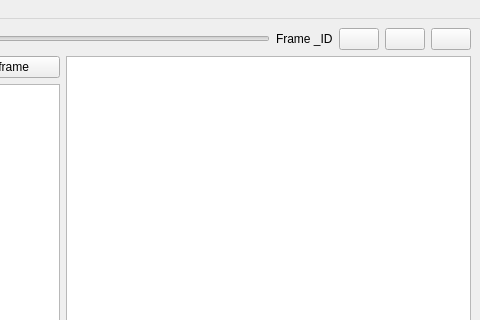
Before: the Qt Designer form mainwindow.ui in J2xMurphy/SpriteflowEditor, drawn with Qt 5; both pictures show x 320 to 800 and y 0 to 320 of the 800 by 600 pixel window.
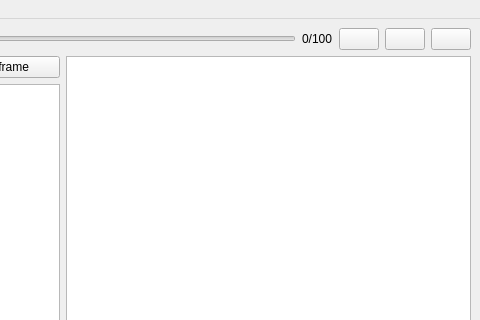
After: the same form once the commit is applied. Icons and pictures are not drawn.

The edit to the form file:
```diff
--- a/mainwindow.ui
+++ b/mainwindow.ui
@@ -32,7 +32,7 @@
         <item>
          <widget class="QLabel" name="ID_label">
           <property name="text">
-           <string>Frame _ID</string>
+           <string>0/100</string>
           </property>
          </widget>
         </item>
```
